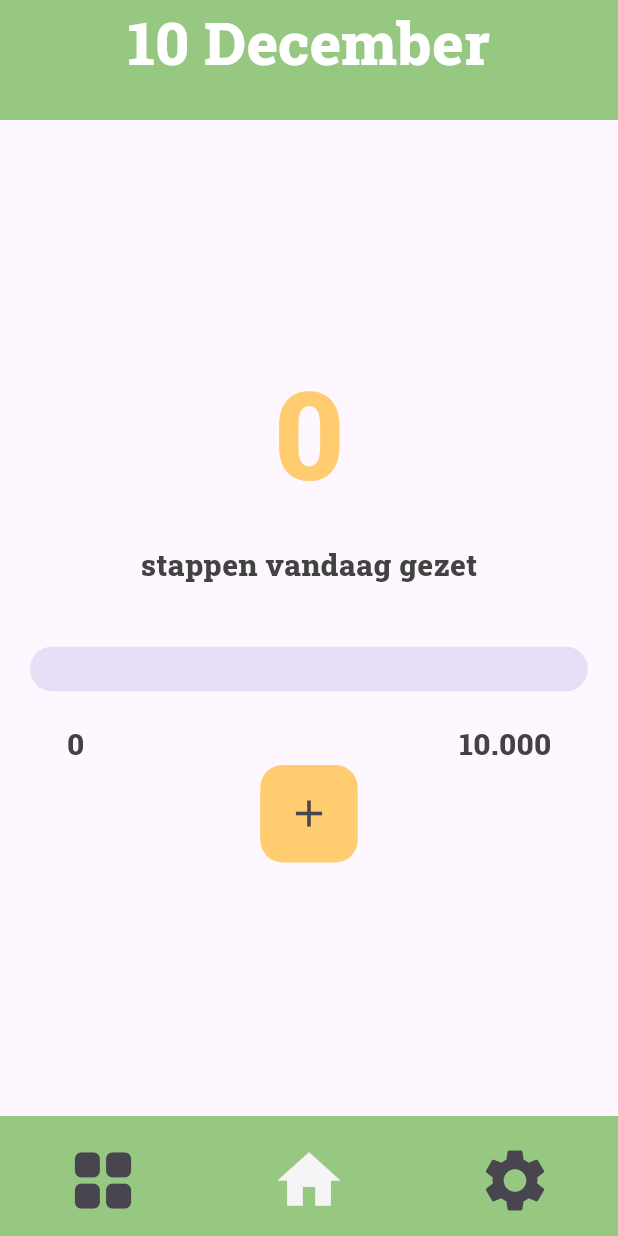
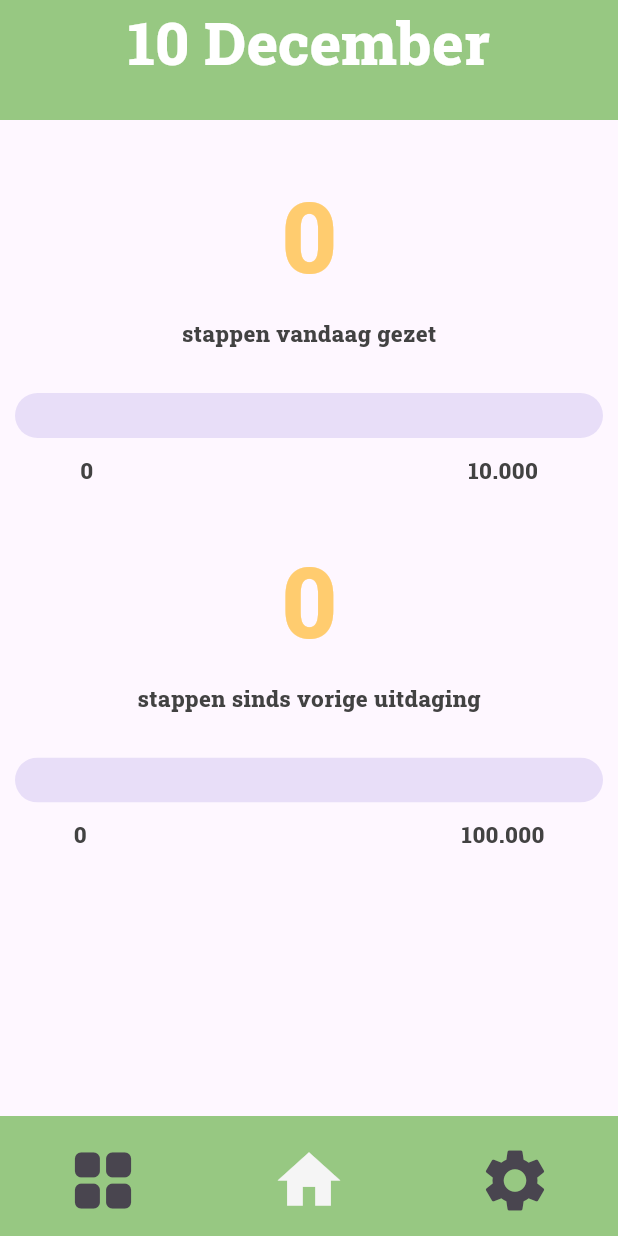
Before and after one commit to emm-j/PWS, a Flutter app: the screen it shows after launch, on a phone screen of 412 x 824 dp. Run offline on Flutter 3.47's test engine with Material 3 defaults, Android fonts, the phone set to English and light mode, and no system bars; our stand-ins replace pedometer, permission_handler, shared_preferences, sqflite; accounts and stored records are empty.

Commit message:
Extra balk voor de levels

```diff
--- a/lib/main.dart
+++ b/lib/main.dart
@@ -8,8 +8,11 @@ import 'custompopup.dart';
 var mainGroen = Color.fromRGBO(151, 200, 130, 1);
 var mainOranje = Color.fromRGBO(255, 204, 111, 1);
 int _doelstappen = 0;
+int _volgenddoel = 100000;
 String _doelstappenMetPunt = '10.000';
+String _volgenddoelMetPunt = '100.000';
 String _doelstappenweergeven = '10.000';
+String _volgenddoelweergeven = '10.000';
 String _steps = '1';
 String userInput = '0';
 bool magDoor = false;
@@ -51,6 +54,7 @@ class _HomePageState extends State<HomePage> {
   var kleur = mainGroen;
   late int dagelijksestappen = int.parse(_steps);
   double dagelijksevoortgang = 0.0;
+  double voortgangsindsdoel = 0.0;
 
   void checkAndResetSteps() async {
     final prefs = await SharedPreferences.getInstance();
@@ -103,6 +107,7 @@ class _HomePageState extends State<HomePage> {
       _steps = (rawSteps - _stepOffset).toString();
     });
     _hogeredagelijksevoortgang();
+    _hogerevoortgangsindsdoel();
     didChangeDependencies();
   }
   void onStepCountError(error) {
@@ -157,15 +162,52 @@ class _HomePageState extends State<HomePage> {
         });
       }
     });    }
+
+  void _hogerevoortgangsindsdoel() {
+    if (_volgenddoel == 0) {
+      setState(() {
+        voortgangsindsdoel = 0.0; // Voortgang kan niet worden berekend
+      });
+      return;
+    }
+    voortgangsindsdoel = (int.parse(_steps) + _stepOffset) / _volgenddoel;
+    print(voortgangsindsdoel);
+
+    setState(() {
+      if (voortgangsindsdoel <= 0.25) {
+        setState(() {
+          kleur = const Color.fromRGBO(255, 28, 0, 1);
+        });
+      } else if (voortgangsindsdoel >= 0.25 && voortgangsindsdoel <= 0.61) {
+        setState(() {
+          kleur = const Color.fromRGBO(255, 181, 0, 1);
+        });
+      } else if (voortgangsindsdoel >= 0.61 && voortgangsindsdoel < 1) {
+        setState(() {
+          kleur = const Color.fromRGBO(151, 200, 130, 1);
+        });
+      } else if (voortgangsindsdoel >= 1) {
+        setState(() {
+          kleur = const Color.fromRGBO(22, 143, 28, 1);
+        });
+      }
+    });    }
   void _updateDoelstappen() {
     setState(() {
       _doelstappenweergeven = _doelstappenMetPunt;
+    });
+  }
+  void _updateVolgenddoel() {
+    setState(() {
+      _volgenddoelMetPunt = getalMetPunt(_volgenddoel.toString());
+      _volgenddoelweergeven = _volgenddoelMetPunt;
     });
   }
   @override
   void didChangeDependencies() {
     super.didChangeDependencies();
     _updateDoelstappen();
+    _updateVolgenddoel();
   }
 
 
@@ -184,12 +226,12 @@ class _HomePageState extends State<HomePage> {
           children: <Widget>[
             Padding(
                 padding:
-                    const EdgeInsetsDirectional.fromSTEB(30, 150, 30, 0),
+                    const EdgeInsetsDirectional.fromSTEB(30, 30, 30, 0),
                 child: Center(
                   child: Text(
                     _steps,
                     style: const TextStyle(
-                        fontSize: 82.0,
+                        fontSize: 65.0,
                         fontFamily: 'Tekst',
                         fontWeight: FontWeight.w800,
                         color: Color.fromRGBO(255, 204, 111, 1)),
@@ -197,16 +239,16 @@ class _HomePageState extends State<HomePage> {
                 )),
             Padding(
                 padding:
-                    const EdgeInsetsDirectional.fromSTEB(30, 15, 30, 20),
+                    const EdgeInsetsDirectional.fromSTEB(30, 8, 30, 20),
                 child: Center(
                     child: Text('stappen vandaag gezet',
                         style: TextStyle(
-                            fontSize: 20,
+                            fontSize: 15,
                             fontFamily: 'Tekst',
                             fontWeight: FontWeight.w800,
                             color: Colors.grey[800])))),
             Padding(
-                padding: const EdgeInsetsDirectional.all(20.0),
+                padding: const EdgeInsetsDirectional.all(10.0),
                 child: Center(
                     child: ClipRRect(
                   borderRadius: BorderRadius.circular(20),
@@ -223,29 +265,68 @@ class _HomePageState extends State<HomePage> {
                     style: TextStyle(
                         fontFamily: "Tekst",
                         color: Colors.grey[800],
-                        fontSize: 20,
+                        fontSize: 15,
                         fontWeight: FontWeight.w800)),
                 const Padding(padding: EdgeInsets.only(left: 250)),
                 Text("$_doelstappenweergeven",
                     style: TextStyle(
                         fontFamily: "Tekst",
                         color: Colors.grey[800],
-                        fontSize: 20,
+                        fontSize: 15,
                         fontWeight: FontWeight.w800))
               ],
             ),
-            Container(
-              height: 65,
-              width: 65,
-              decoration: BoxDecoration(
-                borderRadius: BorderRadius.circular(15),
-                color: mainOranje,
-              ),
-              child: IconButton(
-                  icon: const Icon(Icons.add, size: 30),
-                  onPressed: () {
-                    _hogeredagelijksevoortgang();
-                  }),
+            Padding(
+                padding:
+                const EdgeInsetsDirectional.fromSTEB(30, 30, 30, 0),
+                child: Center(
+                  child: Text(
+                    (int.parse(_steps) + _stepOffset).toString(),
+                    style: const TextStyle(
+                        fontSize: 65.0,
+                        fontFamily: 'Tekst',
+                        fontWeight: FontWeight.w800,
+                        color: Color.fromRGBO(255, 204, 111, 1)),
+                  ),
+                )),
+            Padding(
+                padding:
+                const EdgeInsetsDirectional.fromSTEB(30, 8, 30, 20),
+                child: Center(
+                    child: Text('stappen sinds vorige uitdaging',
+                        style: TextStyle(
+                            fontSize: 15,
+                            fontFamily: 'Tekst',
+                            fontWeight: FontWeight.w800,
+                            color: Colors.grey[800])))),
+            Padding(
+                padding: const EdgeInsetsDirectional.all(10.0),
+                child: Center(
+                    child: ClipRRect(
+                      borderRadius: BorderRadius.circular(20),
+                      child: LinearProgressIndicator(
+                        value: voortgangsindsdoel,
+                        valueColor: AlwaysStoppedAnimation(kleur),
+                        minHeight: 30,
+                      ),
+                    ))),
+            Row(
+              mainAxisAlignment: MainAxisAlignment.center,
+              children: <Widget>[
+                Text("0",
+                    style: TextStyle(
+                        fontFamily: "Tekst",
+                        color: Colors.grey[800],
+                        fontSize: 15,
+                        fontWeight: FontWeight.w800)),
+                const Padding(padding: EdgeInsets.only(left: 250)),
+                Text("$_volgenddoelweergeven",
+                    style: TextStyle(
+                        fontFamily: "Tekst",
+                        color: Colors.grey[800],
+                        fontSize: 15,
+                        fontWeight: FontWeight.w800))
+              ],
             ),
             Spacer(),
             Container(
```
